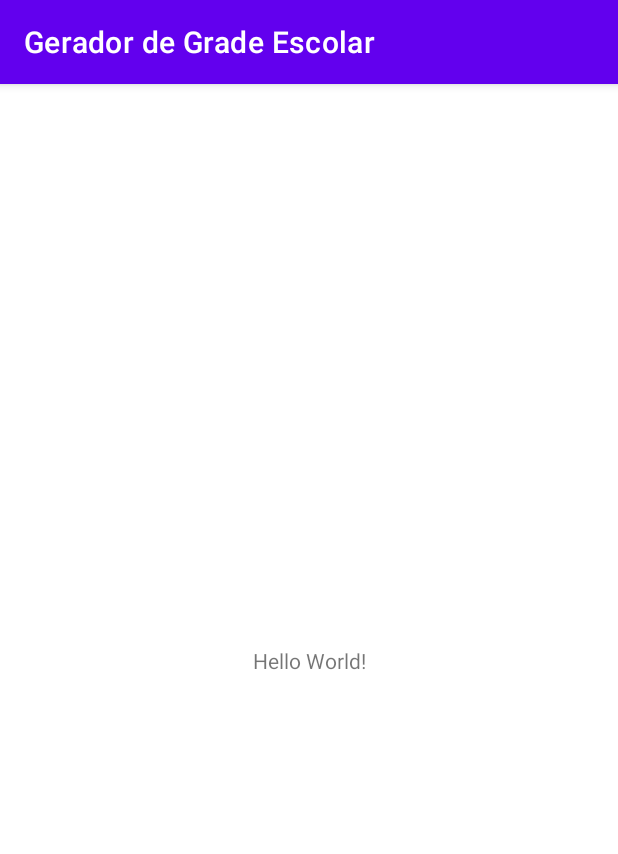
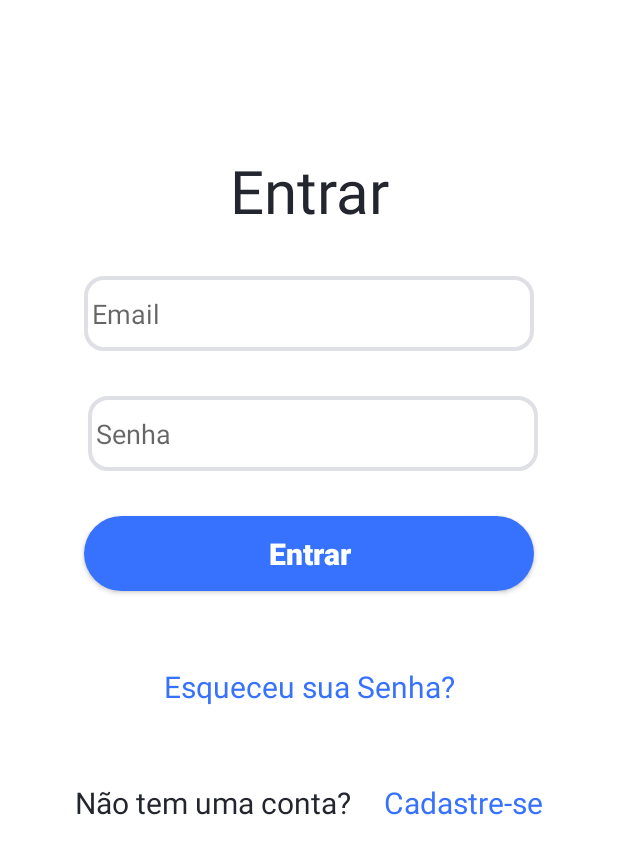
Before and after one commit to DemetriosP/gerador_grade_escolar, an Android app: the screen it shows after launch (MainActivity before the commit, FormLogin after it), on a phone screen of 412 x 824 dp. Shown: the top 854 px of the screen. Run offline under Robolectric (Android 15) with nearby library versions, the phone set to English and light mode, and no system bars.

Commit message:
Implementação da tela de login

```diff
--- a/app/src/main/AndroidManifest.xml
+++ b/app/src/main/AndroidManifest.xml
@@ -10,7 +10,7 @@
         android:supportsRtl="true"
         android:theme="@style/Theme.GeradorDeGradeEscolar">
         <activity
-            android:name=".ui.activity.MainActivity"
+            android:name=".ui.activity.FormLogin"
             android:exported="true">
             <intent-filter>
                 <action android:name="android.intent.action.MAIN" />
--- a/app/src/main/java/com/example/geradordegradeescolar/model/Disciplina.java
+++ b/app/src/main/java/com/example/geradordegradeescolar/model/Disciplina.java
@@ -7,7 +7,6 @@ public class Disciplina {
     private int horarioIn;
     private int horarioFn;
     private String situacao;
-
 
     public Disciplina(String nome, String diaSemana, int horarioIn, int horarioFn, String situacao) {
         this.nome = nome;
--- a/app/src/main/java/com/example/geradordegradeescolar/ui/activity/MainActivity.java
+++ b/app/src/main/java/com/example/geradordegradeescolar/ui/activity/FormLogin.java
@@ -2,15 +2,21 @@ package com.example.geradordegradeescolar.ui.activity;
 
 import androidx.appcompat.app.AppCompatActivity;
 
+import android.content.Intent;
 import android.os.Bundle;
+import android.view.View;
+import android.widget.TextView;
 
 import com.example.geradordegradeescolar.R;
 
-public class MainActivity extends AppCompatActivity {
+import org.w3c.dom.Text;
+
+public class FormLogin extends AppCompatActivity {
 
     @Override
     protected void onCreate(Bundle savedInstanceState) {
         super.onCreate(savedInstanceState);
-        setContentView(R.layout.activity_main);
+        setContentView(R.layout.activity_form_login);
     }
+
 }
--- /dev/null
+++ b/app/src/main/res/drawable-v24/edit_text.xml
@@ -0,0 +1,6 @@
+<?xml version="1.0" encoding="utf-8"?>
+<shape xmlns:android="http://schemas.android.com/apk/res/android">
+    <solid android:color="@color/white"/>
+    <corners android:radius="12dp"/>
+    <stroke android:color="@color/soft_gray" android:width="2.5dp"/>
+</shape>
--- /dev/null
+++ b/app/src/main/res/drawable/button.xml
@@ -0,0 +1,5 @@
+<?xml version="1.0" encoding="utf-8"?>
+<shape xmlns:android="http://schemas.android.com/apk/res/android">
+    <corners android:radius="50dp"/>
+    <solid android:color="@color/soft_blue"/>
+</shape>
--- /dev/null
+++ b/app/src/main/res/layout/activity_form_login.xml
@@ -0,0 +1,95 @@
+<?xml version="1.0" encoding="utf-8"?>
+<androidx.constraintlayout.widget.ConstraintLayout xmlns:android="http://schemas.android.com/apk/res/android"
+    xmlns:app="http://schemas.android.com/apk/res-auto"
+    xmlns:tools="http://schemas.android.com/tools"
+    android:layout_width="match_parent"
+    android:layout_height="match_parent"
+    tools:context=".ui.activity.FormLogin">
+
+    <TextView
+        android:id="@+id/textEntrar"
+        android:layout_width="wrap_content"
+        android:layout_height="wrap_content"
+        android:layout_marginTop="100dp"
+        android:text="@string/entrar"
+        app:layout_constraintEnd_toEndOf="parent"
+        app:layout_constraintStart_toStartOf="parent"
+        app:layout_constraintTop_toTopOf="parent"
+        android:textSize="40sp"
+        android:textColor="@color/black"/>
+
+    <EditText
+        android:id="@+id/editEmail"
+        style="@style/Edit_Text"
+        android:layout_width="300dp"
+        android:layout_height="50dp"
+        android:layout_marginTop="30dp"
+        android:importantForAutofill="no"
+        android:inputType="textEmailAddress"
+        android:hint="@string/email"
+        app:layout_constraintEnd_toEndOf="parent"
+        app:layout_constraintStart_toStartOf="parent"
+        app:layout_constraintTop_toBottomOf="@+id/textEntrar" />
+
+    <EditText
+        android:id="@+id/editSenha"
+        style="@style/Edit_Text"
+        android:layout_width="300dp"
+        android:layout_height="50dp"
+        android:layout_marginTop="30dp"
+        android:importantForAutofill="no"
+        android:inputType="numberPassword"
+        android:hint="@string/senha"
+        app:layout_constraintEnd_toEndOf="parent"
+        app:layout_constraintHorizontal_bias="0.576"
+        app:layout_constraintStart_toStartOf="parent"
+        app:layout_constraintTop_toBottomOf="@+id/editEmail" />
+
+    <androidx.appcompat.widget.AppCompatButton
+        android:id="@+id/btEntrar"
+        style="@style/Button"
+        android:layout_width="300dp"
+        android:layout_height="50dp"
+        android:layout_marginTop="30dp"
+        android:text="@string/entrar"
+        app:layout_constraintEnd_toEndOf="parent"
+        app:layout_constraintStart_toStartOf="parent"
+        app:layout_constraintTop_toBottomOf="@+id/editSenha" />
+
+    <TextView
+        android:id="@+id/textEsqueceuSenha"
+        android:layout_width="wrap_content"
+        android:layout_height="wrap_content"
+        android:layout_marginTop="50dp"
+        android:text="@string/esqueceu_sua_senha"
+        android:textColor="@color/soft_blue"
+        android:textSize="20sp"
+        app:layout_constraintEnd_toEndOf="parent"
+        app:layout_constraintStart_toStartOf="parent"
+        app:layout_constraintTop_toBottomOf="@+id/btEntrar" />
+
+    <TextView
+        android:id="@+id/textCadastrese"
+        android:layout_width="wrap_content"
+        android:layout_height="wrap_content"
+        android:layout_marginTop="50dp"
+        android:layout_marginEnd="50dp"
+        android:text="@string/cadastre_se"
+        android:textColor="@color/soft_blue"
+        android:textSize="20sp"
+        app:layout_constraintEnd_toEndOf="parent"
+        app:layout_constraintTop_toBottomOf="@+id/textEsqueceuSenha" />
+
+    <TextView
+        android:id="@+id/textNaoConta"
+        android:layout_width="wrap_content"
+        android:layout_height="wrap_content"
+        android:layout_marginStart="50dp"
+        android:layout_marginTop="50dp"
+        android:text="@string/nao_conta"
+        android:textColor="@color/black"
+        android:textSize="20sp"
+        app:layout_constraintStart_toStartOf="parent"
+        app:layout_constraintTop_toBottomOf="@+id/textEsqueceuSenha" />
+
+</androidx.constraintlayout.widget.ConstraintLayout>
--- a/app/src/main/res/layout/activity_main.xml
+++ /dev/null
@@ -1,18 +0,0 @@
-<?xml version="1.0" encoding="utf-8"?>
-<androidx.constraintlayout.widget.ConstraintLayout xmlns:android="http://schemas.android.com/apk/res/android"
-    xmlns:app="http://schemas.android.com/apk/res-auto"
-    xmlns:tools="http://schemas.android.com/tools"
-    android:layout_width="match_parent"
-    android:layout_height="match_parent"
-    tools:context=".ui.activity.MainActivity">
-
-    <TextView
-        android:layout_width="wrap_content"
-        android:layout_height="wrap_content"
-        android:text="Hello World!"
-        app:layout_constraintBottom_toBottomOf="parent"
-        app:layout_constraintLeft_toLeftOf="parent"
-        app:layout_constraintRight_toRightOf="parent"
-        app:layout_constraintTop_toTopOf="parent" />
-
-</androidx.constraintlayout.widget.ConstraintLayout>
--- a/app/src/main/res/values/colors.xml
+++ b/app/src/main/res/values/colors.xml
@@ -5,6 +5,8 @@
     <color name="purple_700">#FF3700B3</color>
     <color name="teal_200">#FF03DAC5</color>
     <color name="teal_700">#FF018786</color>
-    <color name="black">#FF000000</color>
+    <color name="black">#23262F</color>
     <color name="white">#FFFFFFFF</color>
+    <color name="soft_blue">#3772FF</color>
+    <color name="soft_gray">#DFDFE6</color>
 </resources>
--- a/app/src/main/res/values/strings.xml
+++ b/app/src/main/res/values/strings.xml
@@ -1,3 +1,9 @@
 <resources>
     <string name="app_name">Gerador de Grade Escolar</string>
+    <string name="entrar">Entrar</string>
+    <string name="email">Email</string>
+    <string name="senha">Senha</string>
+    <string name="esqueceu_sua_senha">Esqueceu sua Senha?</string>
+    <string name="cadastre_se">Cadastre-se</string>
+    <string name="nao_conta">Não tem uma conta?</string>
 </resources>
--- /dev/null
+++ b/app/src/main/res/values/styles.xml
@@ -0,0 +1,29 @@
+<?xml version="1.0" encoding="utf-8"?>
+<resources>
+
+    <style name="Edit_Text">
+        <item name="android:layout_width">match_parent</item>
+        <item name="android:layout_height">wrap_content</item>
+        <item name="android:padding">5dp</item>
+        <item name="android:maxLength">25</item>
+        <item name="android:layout_marginLeft">40dp</item>
+        <item name="android:layout_marginRight">40dp</item>
+        <item name="android:layout_marginTop">15dp</item>
+        <item name="android:background">@drawable/edit_text</item>
+    </style>
+
+    <style name="Button">
+        <item name="android:layout_width">match_parent</item>
+        <item name="android:layout_height">wrap_content</item>
+        <item name="android:layout_marginLeft">40dp</item>
+        <item name="android:layout_marginRight">40dp</item>
+        <item name="android:layout_marginTop">15dp</item>
+        <item name="android:padding">5dp</item>
+        <item name="android:textColor">@color/white</item>
+        <item name="android:textAllCaps">false</item>
+        <item name="android:textStyle">bold</item>
+        <item name="android:textSize">20sp</item>
+        <item name="android:background">@drawable/button</item>
+    </style>
+
+</resources>
--- a/app/src/main/res/values/themes.xml
+++ b/app/src/main/res/values/themes.xml
@@ -1,9 +1,9 @@
 <resources xmlns:tools="http://schemas.android.com/tools">
     <!-- Base application theme. -->
-    <style name="Theme.GeradorDeGradeEscolar" parent="Theme.MaterialComponents.DayNight.DarkActionBar">
+    <style name="Theme.GeradorDeGradeEscolar" parent="Theme.MaterialComponents.DayNight.NoActionBar">
         <!-- Primary brand color. -->
         <item name="colorPrimary">@color/purple_500</item>
-        <item name="colorPrimaryVariant">@color/purple_700</item>
+        <item name="colorPrimaryVariant">@color/black</item>
         <item name="colorOnPrimary">@color/white</item>
         <!-- Secondary brand color. -->
         <item name="colorSecondary">@color/teal_200</item>
```
